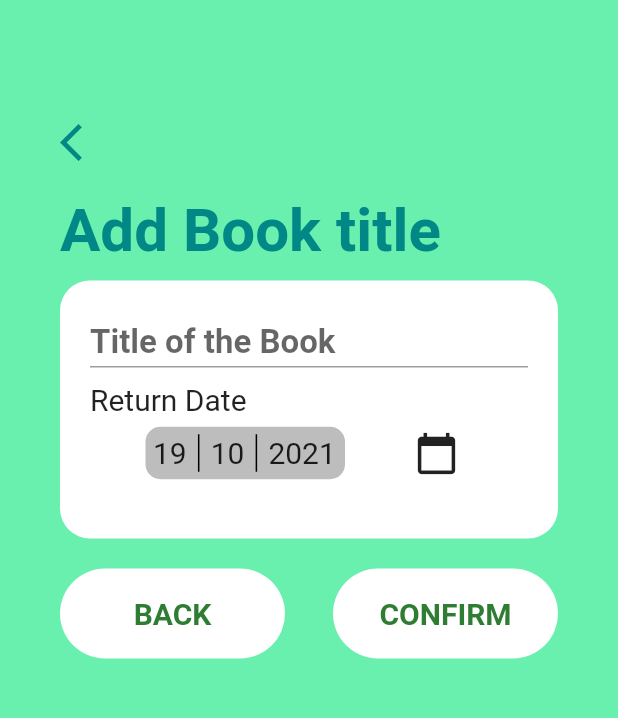
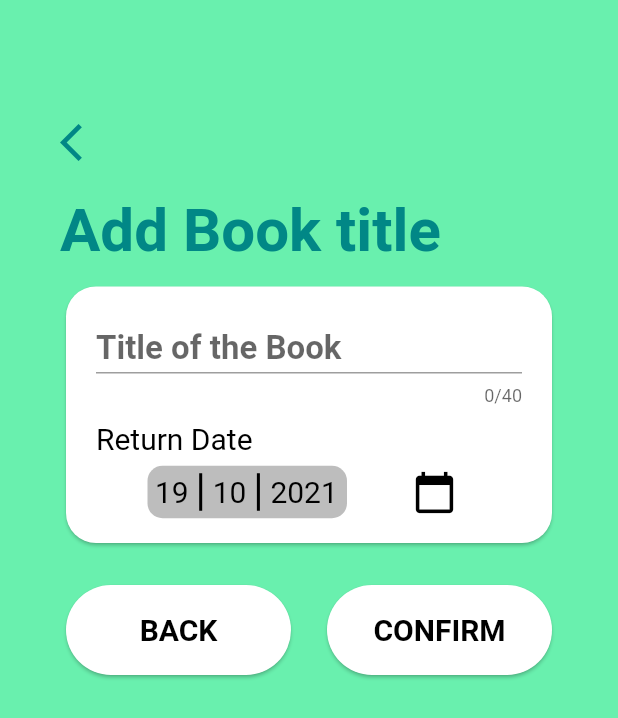
Before and after one commit to gdsc-jssstu/booktracker-app, a Flutter app: the screen it shows after launch, after a tap on the "add" icon, on a phone screen of 412 x 824 dp. Shown: the top 718 px of the screen. Run offline on Flutter 3.47's test engine with Material 2 defaults, Android fonts, the phone set to English and light mode, and no system bars; our stand-ins replace sqflite; accounts and stored records are empty.

Commit message:
fixes dark theme issues and bottom padding, removes unnecessary comments

```diff
--- a/lib/main.dart
+++ b/lib/main.dart
@@ -1,6 +1,7 @@
 import 'package:flutter/material.dart';
+import 'package:provider/provider.dart';
+
 import 'package:bookduetracker/screens/todo_list_screen.dart';
-import 'package:provider/provider.dart';
 import 'package:bookduetracker/provider/theme.dart';
 
 void main() {
@@ -25,7 +26,37 @@ class _MyAppState extends State<MyApp> {
     final themeProvider = Provider.of<Themechanger>(context);
     return MaterialApp(
       debugShowCheckedModeBanner: false,
-      theme: themeProvider.getDarkMode() ? ThemeData.dark() : ThemeData(primarySwatch: Colors.green),
+      theme: themeProvider.getDarkMode()
+          ? ThemeData(
+              primarySwatch: Colors.yellow,
+              primaryColor: Colors.grey.shade900,
+              brightness: Brightness.dark,
+              cardColor: Colors.green,
+              snackBarTheme: const SnackBarThemeData(
+                actionTextColor: Colors.black,
+                backgroundColor: Colors.green,
+                contentTextStyle: TextStyle(
+                  color: Colors.black,
+                  fontSize: 18.0,
+                ),
+              ),
+              textTheme: const TextTheme(
+                bodyText1: TextStyle(color: Colors.black),
+              ),
+            )
+          : ThemeData(
+              primarySwatch: Colors.green,
+              brightness: Brightness.light,
+              primaryColor: Colors.greenAccent,
+              snackBarTheme: const SnackBarThemeData(
+                actionTextColor: Colors.black,
+                backgroundColor: Colors.white,
+                contentTextStyle: TextStyle(
+                  color: Colors.black,
+                  fontSize: 18.0,
+                ),
+              ),
+            ),
       home: const TodoListScreen(),
     );
   }
--- a/lib/screens/add_task_screen.dart
+++ b/lib/screens/add_task_screen.dart
@@ -1,6 +1,7 @@
 import 'package:flutter/cupertino.dart';
 import 'package:flutter/material.dart';
 import 'package:intl/intl.dart';
+
 import 'package:bookduetracker/helpers/database_helper.dart';
 import 'package:bookduetracker/models/task_model.dart';
 
@@ -29,7 +30,6 @@ class _AddTaskScreenState extends State<AddTaskScreen> {
   _submit() {
     if (_formKey.currentState!.validate()) {
       _formKey.currentState!.save();
-      //print('$_title, $_priority, $_date');
 
       // Insert Task to Users Database
       Task task = Task(title: _title, date: _date, priority: _priority);
@@ -45,6 +45,17 @@ class _AddTaskScreenState extends State<AddTaskScreen> {
 
       widget.updateTaskList!();
       Navigator.pop(context, currentDate.day.toString());
+      ScaffoldMessenger.of(context).showSnackBar(
+        SnackBar(
+          content: widget.task == null
+              ? const Text('Added book successfully...!')
+              : const Text("Changes applied successfully...!"),
+          action: SnackBarAction(
+            label: 'Hide',
+            onPressed: () {},
+          ),
+        ),
+      );
     }
   }
 
@@ -82,13 +93,15 @@ class _AddTaskScreenState extends State<AddTaskScreen> {
   @override
   Widget build(BuildContext context) {
     return Scaffold(
-      backgroundColor: Colors.greenAccent,
+      backgroundColor: Theme.of(context).primaryColor,
       body: GestureDetector(
         onTap: () => FocusScope.of(context).unfocus(),
         child: SingleChildScrollView(
           child: Container(
-            padding:
-                const EdgeInsets.symmetric(horizontal: 40.0, vertical: 80.0),
+            padding: const EdgeInsets.symmetric(
+              horizontal: 40.0,
+              vertical: 80.0,
+            ),
             child: Column(
               crossAxisAlignment: CrossAxisAlignment.start,
               children: <Widget>[
@@ -111,82 +124,27 @@ class _AddTaskScreenState extends State<AddTaskScreen> {
                       fontSize: 40.0,
                       fontWeight: FontWeight.bold),
                 ),
-                const SizedBox(
-                  height: 10.0,
+                const SizedBox(height: 10.0),
+                Card(
+                  shape: RoundedRectangleBorder(
+                    borderRadius: BorderRadius.circular(20.0),
                   ),
-                // Form(
-                //   key: _formKey,
-                //   child: Column(
-                //     children: <Widget>[
-                //       Padding(
-                //         padding: const EdgeInsets.symmetric(vertical: 20),
-                //         child: TextFormField(
-                //           style: const TextStyle(fontSize: 18),
-                //           decoration: InputDecoration(
-                //               labelText: 'Title',
-                //               labelStyle: const TextStyle(fontSize: 18),
-                //               border: OutlineInputBorder(
-                //                   borderRadius: BorderRadius.circular(10.0))),
-                //           validator: (input) => input!.trim().isEmpty
-                //               ? 'Please Enter a Book Title'
-                //               : null,
-                //           onSaved: (input) => _title = input,
-                //           initialValue: _title,
-                //         ),
-                //       ),
-                //       // Padding(
-                //       //   padding: const EdgeInsets.symmetric(vertical: 20),
-                //       //   child: TextFormField(
-                //       //     readOnly: true,
-                //       //     controller: _dateController,
-                //       //     style: TextStyle(fontSize: 18),
-                //       //     onTap: _handleDatePicker,
-                //       //     decoration: InputDecoration(
-                //       //         labelText: 'Date',
-                //       //         labelStyle: TextStyle(fontSize: 18),
-                //       //         border: OutlineInputBorder(
-                //       //             borderRadius: BorderRadius.circular(10.0))),
-                //       //   ),
-                //       // ),
-                //       Container(
-                //         margin: const EdgeInsets.symmetric(vertical: 20.0),
-                //         height: 60.0,
-                //         width: double.infinity,
-                //         decoration: BoxDecoration(
-                //             color: Theme.of(context).primaryColor,
-                //             borderRadius: BorderRadius.circular(30.0)),
-                //         child: TextButton(
-                //           onPressed: _submit,
-                //           child: Text(
-                //             widget.task == null ? 'Add' : 'Update',
-                //             style: const TextStyle(
-                //                 color: Colors.white, fontSize: 20.0),
-                //           ),
-                //         ),
-                //       ),
-                //     ],
-                //   ),
-                // )
-                Container(
+                  child: Container(
                     padding: const EdgeInsets.fromLTRB(20.0, 10.0, 20.0, 10.0),
-                  height: 172.0,
-                  width: double.infinity,
-                  decoration: const BoxDecoration(
-                    color: Colors.white,
-                    shape: BoxShape.rectangle,
-                    borderRadius: BorderRadius.all(Radius.circular(20.0)),
-                  ),
                     child: Column(
                       crossAxisAlignment: CrossAxisAlignment.start,
                       children: [
                         Form(
                           key: _formKey,
                           child: TextFormField(
+                            maxLength: 40,
                             style: const TextStyle(
                               fontSize: 22.0,
                               fontWeight: FontWeight.bold,
+                              color: Colors.black,
                             ),
                             decoration: const InputDecoration(
+                              focusColor: Colors.black,
                               hintText: 'Title of the Book',
                               contentPadding: EdgeInsets.only(top: 15.0),
                             ),
@@ -200,7 +158,10 @@ class _AddTaskScreenState extends State<AddTaskScreen> {
                         const SizedBox(height: 10.0),
                         const Text(
                           "Return Date",
-                        style: TextStyle(fontSize: 20.0),
+                          style: TextStyle(
+                            fontSize: 20.0,
+                            color: Colors.black,
+                          ),
                         ),
                         Row(
                           mainAxisAlignment: MainAxisAlignment.spaceEvenly,
@@ -220,23 +181,32 @@ class _AddTaskScreenState extends State<AddTaskScreen> {
                                 children: [
                                   Text(
                                     currentDate.day.toString(),
-                                  style: const TextStyle(fontSize: 20.0),
+                                    style: const TextStyle(
+                                      fontSize: 20.0,
+                                      color: Colors.black,
+                                    ),
                                   ),
                                   const VerticalDivider(
                                     color: Colors.black,
-                                  thickness: 1.0,
+                                    thickness: 2.0,
                                   ),
                                   Text(
                                     currentDate.month.toString(),
-                                  style: const TextStyle(fontSize: 20.0),
+                                    style: const TextStyle(
+                                      fontSize: 20.0,
+                                      color: Colors.black,
+                                    ),
                                   ),
                                   const VerticalDivider(
                                     color: Colors.black,
-                                  thickness: 1.0,
+                                    thickness: 2.0,
                                   ),
                                   Text(
                                     currentDate.year.toString(),
-                                  style: const TextStyle(fontSize: 20.0),
+                                    style: const TextStyle(
+                                      fontSize: 20.0,
+                                      color: Colors.black,
+                                    ),
                                   ),
                                 ],
                               ),
@@ -245,6 +215,7 @@ class _AddTaskScreenState extends State<AddTaskScreen> {
                               onPressed: () => _selectDate(context),
                               icon: const Icon(
                                 Icons.calendar_today,
+                                color: Colors.black,
                                 size: 30.0,
                               ),
                             ),
@@ -253,47 +224,47 @@ class _AddTaskScreenState extends State<AddTaskScreen> {
                       ],
                     ),
                   ),
+                ),
                 const SizedBox(height: 20.0),
                 Row(
                   mainAxisAlignment: MainAxisAlignment.spaceBetween,
                   children: [
-                    Container(
+                    Card(
+                      shape: RoundedRectangleBorder(
+                        borderRadius: BorderRadius.circular(30.0),
+                      ),
+                      child: SizedBox(
                         height: 60.0,
                         width: 150.0,
-                      decoration: const BoxDecoration(
-                        color: Colors.white,
-                        shape: BoxShape.rectangle,
-                        borderRadius: BorderRadius.all(Radius.circular(30.0)),
-                      ),
                         child: TextButton(
-                        onPressed: () =>
-                            Navigator.pop(context, currentDate.day.toString()),
-                        child: Text(
+                          onPressed: () => Navigator.pop(
+                              context, currentDate.day.toString()),
+                          child: const Text(
                             'BACK',
                             style: TextStyle(
                               fontSize: 20.0,
-                            color: Colors.green[800],
+                              color: Colors.black,
                               fontWeight: FontWeight.bold,
                             ),
                           ),
                         ),
                       ),
-                    Container(
+                    ),
+                    Card(
+                      shape: RoundedRectangleBorder(
+                          borderRadius: BorderRadius.circular(30.0)),
+                      child: SizedBox(
                         height: 60.0,
                         width: 150.0,
-                      decoration: const BoxDecoration(
-                        color: Colors.white,
-                        shape: BoxShape.rectangle,
-                        borderRadius: BorderRadius.all(Radius.circular(30.0)),
-                      ),
                         child: TextButton(
                           onPressed: _submit,
                           child: Text(
                             widget.task == null ? 'CONFIRM' : 'UPDATE',
-                          style: TextStyle(
+                            style: const TextStyle(
                               fontSize: 20.0,
-                            color: Colors.green[800],
+                              color: Colors.black,
                               fontWeight: FontWeight.bold,
+                            ),
                           ),
                         ),
                       ),
--- a/lib/screens/todo_list_screen.dart
+++ b/lib/screens/todo_list_screen.dart
@@ -1,14 +1,16 @@
 import 'dart:ui';
-import 'package:bookduetracker/provider/theme.dart';
 import 'package:flutter/cupertino.dart';
 import 'package:flutter/material.dart';
 import 'package:flutter/painting.dart';
 import 'package:flutter/rendering.dart';
+import 'package:flutter/widgets.dart';
 import 'package:intl/intl.dart';
+import 'package:provider/provider.dart';
+
+import 'package:bookduetracker/provider/theme.dart';
 import 'package:bookduetracker/helpers/database_helper.dart';
 import 'package:bookduetracker/models/task_model.dart';
 import 'package:bookduetracker/screens/add_task_screen.dart';
-import 'package:provider/provider.dart';
 
 class TodoListScreen extends StatefulWidget {
   const TodoListScreen({Key? key}) : super(key: key);
@@ -19,7 +21,6 @@ class TodoListScreen extends StatefulWidget {
 
 class _TodoListScreenState extends State<TodoListScreen> {
   Future<List<Task>>? _taskList;
-  // final DateFormat _dateFormatter = DateFormat('MM-dd-yyyy');
   final DateFormat formatter = DateFormat('d');
   String day = "";
 
@@ -40,67 +41,30 @@ class _TodoListScreenState extends State<TodoListScreen> {
       final result = await Navigator.push(
         context,
         MaterialPageRoute(
-          builder: (_) =>
-              AddTaskScreen(updateTaskList: _updateTaskList, task: task),
+          builder: (_) => AddTaskScreen(
+            updateTaskList: _updateTaskList,
+            task: task,
+          ),
         ),
       );
       setState(() {
         day = result;
-        // print(index);
       });
     }
 
     return SafeArea(
-      child: Padding(
-        padding: const EdgeInsets.symmetric(horizontal: 25),
-        child: Column(
-          children: [
-            // ListTile(
-            //   title: Text(
-            //     task.title!,
-            //     style: TextStyle(
-            //         fontSize: 18,
-            //         decoration: task.status == 0
-            //             ? TextDecoration.none
-            //             : TextDecoration.lineThrough),
-            //   ),
-            //   subtitle: Text(
-            //     '${_dateFormatter.format(task.date!)} * ${task.priority}',
-            //     style: TextStyle(
-            //         fontSize: 15,
-            //         decoration: task.status == 0
-            //             ? TextDecoration.none
-            //             : TextDecoration.lineThrough),
-            //   ),
-            //   trailing: Checkbox(
-            //     onChanged: (value) {
-            //       task.status = value! ? 1 : 0;
-            //       DatabaseHelper.instance.updateTask(task);
-            //       _updateTaskList();
-            //     },
-            //     activeColor: Theme.of(context).primaryColor,
-            //     value: task.status == 1 ? true : false,
-            //   ),
-            //   onTap: () => Navigator.push(
-            //       context,
-            //       MaterialPageRoute(
-            //           builder: (_) => AddTaskScreen(
-            //               updateTaskList: _updateTaskList, task: task))),
-            // ),
-            const Divider(),
-            GestureDetector(
+      child: GestureDetector(
         onTap: () => _awaitForDay(context),
+        child: Card(
+          color: Theme.of(context).cardColor,
+          shape: RoundedRectangleBorder(
+            borderRadius: BorderRadius.circular(20.0),
+          ),
+          elevation: 8.0,
+          margin: const EdgeInsets.fromLTRB(25.0, 8.0, 25.0, 8.0),
           child: Container(
-                padding: const EdgeInsets.all(5.0),
+            padding: const EdgeInsets.fromLTRB(7.0, 5.0, 5.0, 5.0),
             height: 100.0,
-                width: double.infinity,
-                decoration: const BoxDecoration(
-                  color: Colors.white,
-                  shape: BoxShape.rectangle,
-                  borderRadius: BorderRadius.all(
-                    Radius.circular(20.0),
-                  ),
-                ),
             child: Row(
               children: [
                 Expanded(
@@ -110,13 +74,14 @@ class _TodoListScreenState extends State<TodoListScreen> {
                       style: const TextStyle(
                         fontSize: 24.0,
                         fontWeight: FontWeight.w600,
+                        color: Colors.black,
                       ),
                     ),
                   ),
                 ),
                 const VerticalDivider(
                   thickness: 2.0,
-                      color: Colors.black54,
+                  color: Colors.black,
                 ),
                 Stack(
                   alignment: Alignment.center,
@@ -124,16 +89,16 @@ class _TodoListScreenState extends State<TodoListScreen> {
                     const Icon(
                       Icons.calendar_today,
                       size: 90.0,
+                      color: Colors.black,
                     ),
                     Container(
                       margin: const EdgeInsets.only(top: 15.0),
                       child: Text(
                         day.isEmpty ? formatter.format(task.date!) : day,
-                            // formatter.format(task.date!),
-                            // day,
                         style: const TextStyle(
                           fontSize: 30.0,
                           fontWeight: FontWeight.bold,
+                          color: Colors.black,
                         ),
                       ),
                     ),
@@ -142,8 +107,6 @@ class _TodoListScreenState extends State<TodoListScreen> {
               ],
             ),
           ),
-            ),
-          ],
         ),
       ),
     );
@@ -155,18 +118,27 @@ class _TodoListScreenState extends State<TodoListScreen> {
 
     return SafeArea(
       child: Scaffold(
-        backgroundColor: Colors.greenAccent,
+        backgroundColor: Theme.of(context).primaryColor,
         appBar: AppBar(
-          backgroundColor: Colors.greenAccent,
-          title: const Center(child: Text('Book Tracker')),
+          backgroundColor: Theme.of(context).primaryColor,
+          title: const Center(
+            child: Text(
+              'Book Tracker',
+              style: TextStyle(
+                  color: Color(0xFF018786),
+                  fontWeight: FontWeight.bold,
+                  fontSize: 26.0),
+            ),
+          ),
           leading: const SizedBox(
             width: 15,
           ),
           actions: [
-            Icon(themechanger.getDarkMode()
-                ? Icons.dark_mode
-                : Icons.light_mode),
+            Icon(
+              themechanger.getDarkMode() ? Icons.dark_mode : Icons.light_mode,
+            ),
             Switch(
+              activeColor: Theme.of(context).cardColor,
               value: themechanger.getDarkMode(),
               onChanged: (value) {
                 setState(() {
@@ -177,23 +149,18 @@ class _TodoListScreenState extends State<TodoListScreen> {
           ],
         ),
         floatingActionButton: FloatingActionButton(
-          // backgroundColor: Theme.of(context).primaryColor,
-          backgroundColor: Colors.white,
+          backgroundColor: Theme.of(context).cardColor,
           onPressed: () => {
             Navigator.push(
               context,
               MaterialPageRoute(
                 builder: (_) => AddTaskScreen(updateTaskList: _updateTaskList),
               ),
-            )
+            ),
           },
-          // child: const Icon(
-          //   Icons.add,
-          //   color: Colors.white,
-          // ),
-          child: Icon(
+          child: const Icon(
             Icons.add,
-            color: Colors.green[900],
+            color: Colors.black,
             size: 35.0,
           ),
         ),
@@ -208,56 +175,37 @@ class _TodoListScreenState extends State<TodoListScreen> {
               );
             }
 
-            // final int? completedTaskCount = (snapshot.data as List<Task>)
-            //     .where((Task task) => task.status == 1)
-            //     .toList()
-            //     .length;
-
             return ListView.builder(
-              // padding: const EdgeInsets.symmetric(vertical: 60.0),
+              padding: const EdgeInsets.only(bottom: 75.0),
               itemCount: 1 + (snapshot.data as List<Task>).length,
               itemBuilder: (BuildContext context, int index) {
                 if (index == 0) {
                   return Padding(
                     padding: const EdgeInsets.symmetric(
-                        vertical: 10.0, horizontal: 25.0),
+                      vertical: 10.0,
+                      horizontal: 25.0,
+                    ),
                     child: Column(
                       crossAxisAlignment: CrossAxisAlignment.start,
                       children: [
-                        Container(
+                        Card(
+                          color: Theme.of(context).cardColor,
+                          shape: RoundedRectangleBorder(
+                            borderRadius: BorderRadius.circular(20.0),
+                          ),
+                          child: Container(
                             width: double.infinity,
                             padding: const EdgeInsets.all(15.0),
-                          decoration: const BoxDecoration(
-                            color: Colors.white,
-                            shape: BoxShape.rectangle,
-                            borderRadius:
-                                BorderRadius.all(Radius.circular(20.0)),
-                          ),
                             child: const Text(
                               'Hi There 👋,',
                               style: TextStyle(
                                 color: Colors.black,
                                 fontSize: 25,
-                                fontWeight: FontWeight.bold),
+                                fontWeight: FontWeight.bold,
                               ),
                             ),
-                        // const Text(
-                        //   'Books to be Returned',
-                        //   style: TextStyle(
-                        //       color: Color(0xFF018786),
-                        //       fontSize: 32,
-                        //       fontWeight: FontWeight.bold),
-                        // ),
-                        // const SizedBox(
-                        //   height: 10.0,
-                        // ),
-                        // Text(
-                        //   '$completedTaskCount of ${(snapshot.data as List<Task>).length}',
-                        //   style: const TextStyle(
-                        //       color: Colors.grey,
-                        //       fontSize: 15.0,
-                        //       fontWeight: FontWeight.w600),
-                        // )
+                          ),
+                        ),
                       ],
                     ),
                   );
```
Lines whose indentation alone changed are shown as unchanged.
